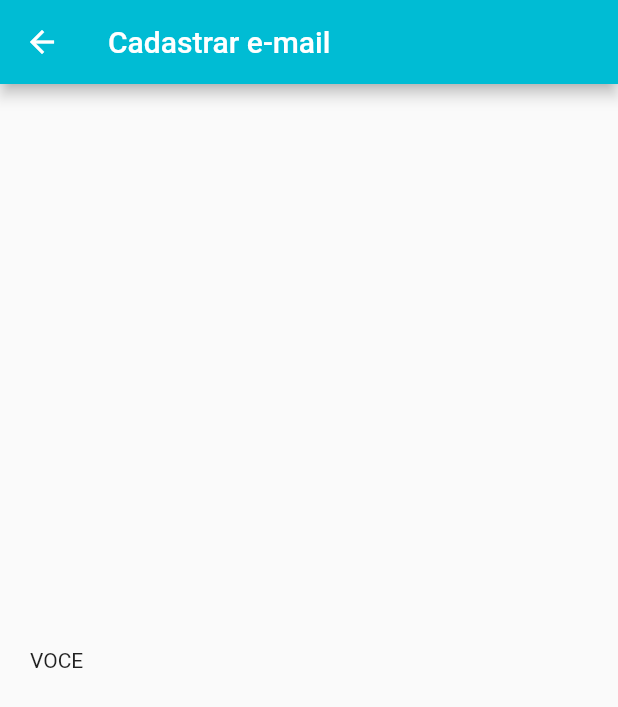
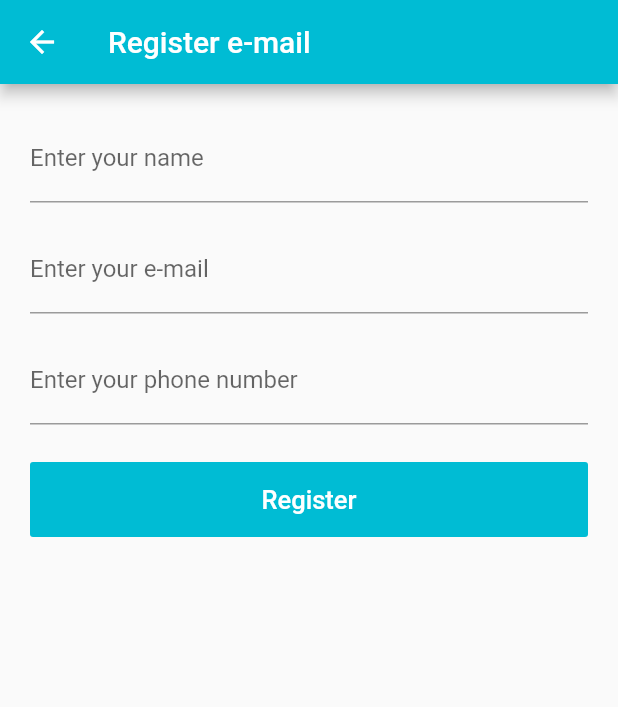
Before and after one commit to nbxNTC/projeto-embarcados, a Flutter app: the screen it shows after launch, on a phone screen of 412 x 824 dp. Shown: the top 707 px of the screen. Run offline on Flutter 3.47's test engine with Material 2 defaults, Android fonts, the phone set to English and light mode, and no system bars.

Commit message:
Interface Register

```diff
--- a/projeto_final/lib/cadastraEmails.dart
+++ b/projeto_final/lib/cadastraEmails.dart
@@ -1,6 +1,6 @@
 import 'package:flutter/material.dart';
 
-class CadastraEmail extends StatelessWidget {
+class RegisterEmail extends StatelessWidget {
 
   @override
   Widget build(BuildContext context) {
@@ -17,16 +17,54 @@ class CadastraEmail extends StatelessWidget {
                   },
                 );
               }),
-          title: Text("Cadastrar e-mail"),
+          title: Text("Register e-mail"),
         ),
         body: Padding(
           padding: EdgeInsets.all(20),
           child: Center (
             child: Column(
               crossAxisAlignment: CrossAxisAlignment.stretch,
-              mainAxisAlignment: MainAxisAlignment.center,
+              mainAxisAlignment: MainAxisAlignment.start,
               children: <Widget>[
-                Text("VOCE"),
+                Container (
+                  margin: EdgeInsets.only(bottom: 15),
+                  child: TextFormField(
+                    decoration: InputDecoration(
+                        labelText: 'Enter your name'
+                    ),
+                  )
+                ),
+                Container (
+                    margin: EdgeInsets.only(bottom: 15),
+                    child: TextFormField(
+                      decoration: InputDecoration(
+                          labelText: 'Enter your e-mail'
+                      ),
+                    )
+                ),
+                Container (
+                    margin: EdgeInsets.only(bottom: 15),
+                    child: TextFormField(
+                      decoration: InputDecoration(
+                          labelText: 'Enter your phone number'
+                      ),
+                    )
+                ),
+                Container(
+                  margin: EdgeInsets.only(top: 10),
+                  child: FlatButton(
+                    color: Colors.cyan,
+                    textColor: Colors.white,
+                    padding: EdgeInsets.all(15),
+                    onPressed: () {
+                      /*...*/
+                    },
+                    child: Text(
+                      "Register",
+                      style: TextStyle(fontSize: 17),
+                    ),
+                  )
+                )
               ],
             ),
           ),
--- a/projeto_final/lib/main.dart
+++ b/projeto_final/lib/main.dart
@@ -1,7 +1,7 @@
 import 'package:flutter/material.dart';
 import 'package:projeto_final/cadastraEmails.dart';
 
-void main() => runApp(CadastraEmail());
+void main() => runApp(RegisterEmail());
 
 class EmbarcadosApp extends StatelessWidget {
 
```
